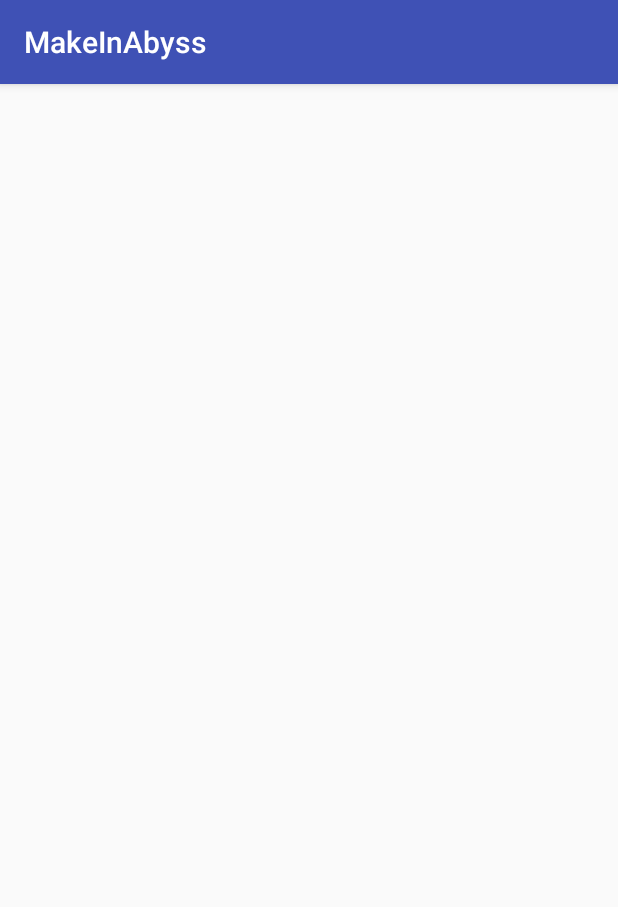
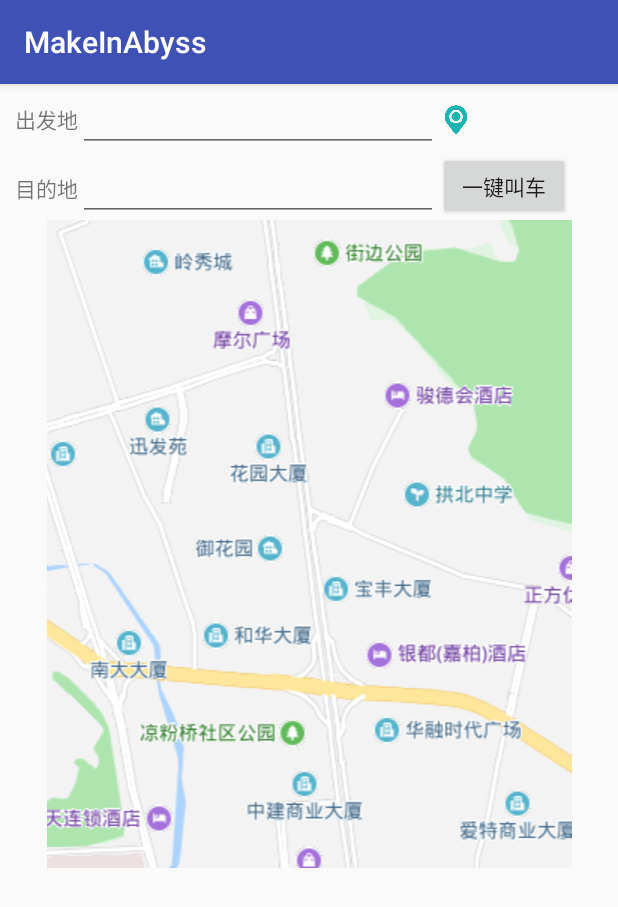
Before and after one commit to godlonging/MakeInAbyss, an Android app: the fragment Weather_fragment2 shown on its own in the app's theme, on a phone screen of 412 x 824 dp. Shown: the top 907 px of the screen. Run offline under Robolectric (Android 15) with nearby library versions, the phone set to English and light mode, and no system bars.

Commit message:
add more detail UI and function

```diff
--- a/app/src/main/AndroidManifest.xml
+++ b/app/src/main/AndroidManifest.xml
@@ -33,7 +33,8 @@
 
         <activity android:name=".TicketActivity" />
         <activity android:name=".PayActivity" />
-        <activity android:name=".SuccessActivity"></activity>
+        <activity android:name=".SuccessActivity" />
+        <activity android:name=".CarActivity"></activity>
     </application>
 
 </manifest>
--- a/app/src/main/java/com/trip/animaljie/makeinabyss/LoginActivity.java
+++ b/app/src/main/java/com/trip/animaljie/makeinabyss/LoginActivity.java
@@ -41,6 +41,7 @@ public class LoginActivity extends AppCompatActivity {
                 {
                     Toast.makeText(LoginActivity.this,"success",Toast.LENGTH_SHORT).show();
                     Intent intent = new Intent(LoginActivity.this,MainActivity.class);
+                    intent.putExtra("username",name);
                     startActivity(intent);
                 }
                 else if (result==0){
--- a/app/src/main/java/com/trip/animaljie/makeinabyss/MainActivity.java
+++ b/app/src/main/java/com/trip/animaljie/makeinabyss/MainActivity.java
@@ -36,6 +36,9 @@ public class MainActivity extends AppCompatActivity {
                         break;
                     case 1:
                         Intent train = new Intent(MainActivity.this,TrainActivity.class);
+                        Intent intent = getIntent();
+                        String name = intent.getStringExtra("username");
+                        train.putExtra("username",name);
                         startActivity(train);
                         break;
                     case 2:
--- a/app/src/main/java/com/trip/animaljie/makeinabyss/SuccessActivity.java
+++ b/app/src/main/java/com/trip/animaljie/makeinabyss/SuccessActivity.java
@@ -17,7 +17,7 @@ public class SuccessActivity extends AppCompatActivity {
         returnmain.setOnClickListener(new View.OnClickListener() {
             @Override
             public void onClick(View view) {
-                Intent intent = new Intent(SuccessActivity.this,MainActivity.class);
+                Intent intent = new Intent(SuccessActivity.this,WeatherActivity.class);
                 startActivity(intent);
             }
         });
--- a/app/src/main/java/com/trip/animaljie/makeinabyss/WeatherAdapter/Weather_fragment2.java
+++ b/app/src/main/java/com/trip/animaljie/makeinabyss/WeatherAdapter/Weather_fragment2.java
@@ -1,11 +1,13 @@
 package com.trip.animaljie.makeinabyss.WeatherAdapter;
 
 import android.app.Fragment;
+import android.content.Intent;
 import android.os.Bundle;
 import android.support.annotation.Nullable;
 import android.view.LayoutInflater;
 import android.view.View;
 import android.view.ViewGroup;
+import android.widget.Button;
 
 
 import com.google.android.gms.maps.CameraUpdateFactory;
@@ -17,14 +19,24 @@ import com.google.android.gms.maps.SupportMapFragment;
 import com.google.android.gms.maps.model.BitmapDescriptorFactory;
 import com.google.android.gms.maps.model.LatLng;
 import com.google.android.gms.maps.model.MarkerOptions;
+import com.trip.animaljie.makeinabyss.CarActivity;
 import com.trip.animaljie.makeinabyss.R;
 
 public class Weather_fragment2 extends Fragment {
+    private Button car;
     @Nullable
     @Override
     public View onCreateView(LayoutInflater inflater, @Nullable ViewGroup container, Bundle savedInstanceState) {
         View view = inflater.inflate(R.layout.weatherfragment_layout2,container,false);
+        car = view.findViewById(R.id.hirecar);
+        car.setOnClickListener(new View.OnClickListener() {
+            @Override
+            public void onClick(View view) {
+                Intent i = new Intent(getActivity(), CarActivity.class);
+                startActivity(i);
 
+            }
+        });
         return view;
     }
 
--- a/app/src/main/res/layout/weatherfragment_layout2.xml
+++ b/app/src/main/res/layout/weatherfragment_layout2.xml
@@ -3,4 +3,44 @@
     xmlns:android="http://schemas.android.com/apk/res/android"
     xmlns:app="http://schemas.android.com/apk/res-auto"
     android:layout_width="match_parent"
-    android:layout_height="match_parent"></LinearLayout>
+    android:layout_height="match_parent"
+    android:orientation="vertical">
+<LinearLayout
+    android:layout_marginLeft="10dp"
+    android:layout_width="match_parent"
+    android:layout_height="wrap_content">
+    <TextView
+        android:layout_width="wrap_content"
+        android:layout_height="wrap_content"
+        android:text="出发地"/>
+    <EditText
+        android:layout_width="240dp"
+        android:layout_height="wrap_content" />
+    <Button
+        android:layout_width="24dp"
+        android:layout_height="24dp"
+        android:background="@drawable/timg"/>
+</LinearLayout>
+
+<LinearLayout
+     android:layout_width="match_parent"
+     android:layout_height="wrap_content"
+    android:layout_marginLeft="10dp">
+        <TextView
+            android:layout_width="wrap_content"
+            android:layout_height="wrap_content"
+            android:text="目的地"/>
+        <EditText
+            android:layout_width="240dp"
+            android:layout_height="wrap_content" />
+        <Button
+            android:layout_width="wrap_content"
+            android:layout_height="match_parent"
+            android:id="@+id/hirecar"
+            android:text="一键叫车"/>
+</LinearLayout>
+    <ImageView
+        android:layout_width="match_parent"
+        android:layout_height="wrap_content"
+        android:src="@drawable/map"/>
+</LinearLayout>
```
Also changed, not shown: app/src/main/java/com/trip/animaljie/makeinabyss/CarActivity.java (added, +13 -0 lines), app/src/main/java/com/trip/animaljie/makeinabyss/TrainActivity.java (+31 -0 lines), app/src/main/res/drawable/buttontheme_1.xml (added, +17 -0 lines), app/src/main/res/drawable/buttontheme_2.xml (added, +17 -0 lines), app/src/main/res/drawable/buttontheme_3.xml (added, +17 -0 lines), app/src/main/res/drawable/buttontheme_4.xml (added, +17 -0 lines), app/src/main/res/drawable/buttontheme_5.xml (added, +17 -0 lines), app/src/main/res/drawable/buttontheme_6.xml (added, +17 -0 lines), app/src/main/res/layout/activity_car.xml (added, +103 -0 lines), app/src/main/res/layout/activity_train.xml (+64 -0 lines), app/src/main/res/drawable/head.PNG (added), app/src/main/res/drawable/map.png (added), app/src/main/res/drawable/phone.PNG (added), app/src/main/res/drawable/timg.png (added).
